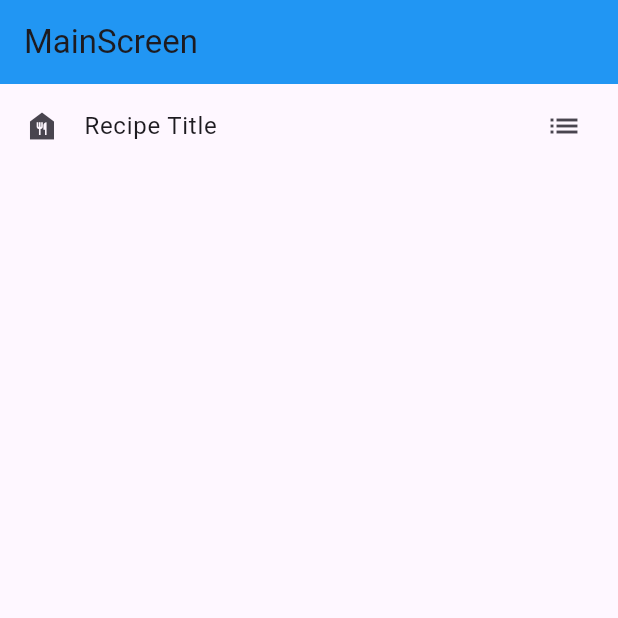
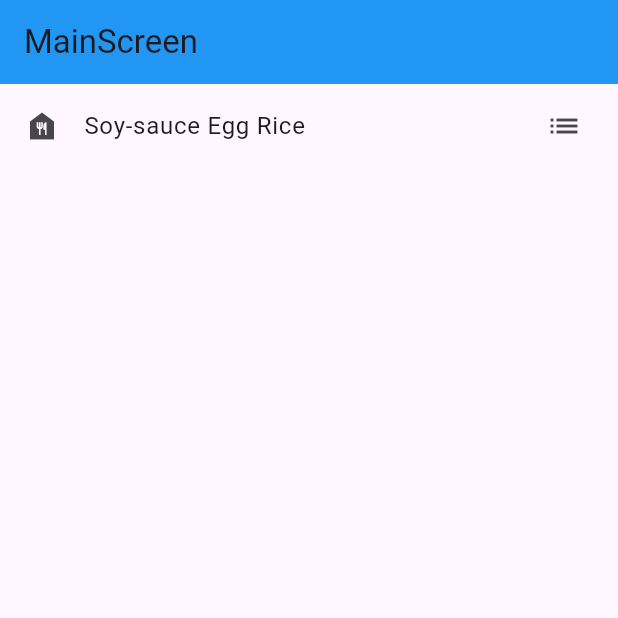
Before and after one commit to SunwooDua/Project1, a Flutter app: the screen it shows after launch, on a phone screen of 412 x 824 dp, the top half of it. Run offline on Flutter 3.47's test engine with Material 3 defaults, Android fonts, the phone set to English and light mode, and no system bars.

Commit message:
created list recipe, update  listTile to ListView.builder

```diff
--- a/lib/main.dart
+++ b/lib/main.dart
@@ -27,27 +27,43 @@ class MainScreen extends StatefulWidget {
 }
 
 class _MainScreenState extends State<MainScreen> {
+  // list containig recipes
+  List<Map<String, dynamic>> recipes = [
+    // used dynamics incase any other than string is needed
+    {
+      'name': 'Soy-sauce Egg Rice',
+      'ingredients':
+          'Soy Sauce (2Tbsp or more), Eggs (usually 2), Rice (1 bowl), Sesame Oil (1Tbsp or more)',
+      'instruction':
+          'prepare rice (steam), prepare fried eggs, prepare spoon of soy sauce and ssame oil, mix them all and enjoy!',
+    },
+  ];
+
   @override
   Widget build(BuildContext context) {
     return Scaffold(
       appBar: AppBar(title: Text("MainScreen"), backgroundColor: Colors.blue),
-      body: Column(
-        children: [
-          GestureDetector(
-            child: ListTile(
+      body: GestureDetector(
+        child: ListView.builder(
+          itemCount: recipes.length, // number of recipes in recipe list
+          itemBuilder: (context, index) {
+            return ListTile(
               // list of recipe
               leading: Icon(Icons.food_bank),
-              title: Text('Recipe Title'),
-              trailing: Icon(Icons.list),
-            ),
+              title: Text(
+                recipes[index]['name'],
+              ), // display name of recipe matching index
+              // moved inside of ListTile since its now under List.View
               onTap: () {
                 // tap to transition to Recipe Screen
                 Navigator.of(context).push(
                   MaterialPageRoute(builder: (context) => const RecipeScreen()),
                 );
               },
+              trailing: Icon(Icons.list),
+            );
+          },
         ),
-        ],
       ),
     );
   }
```
Lines whose indentation alone changed are shown as unchanged.
